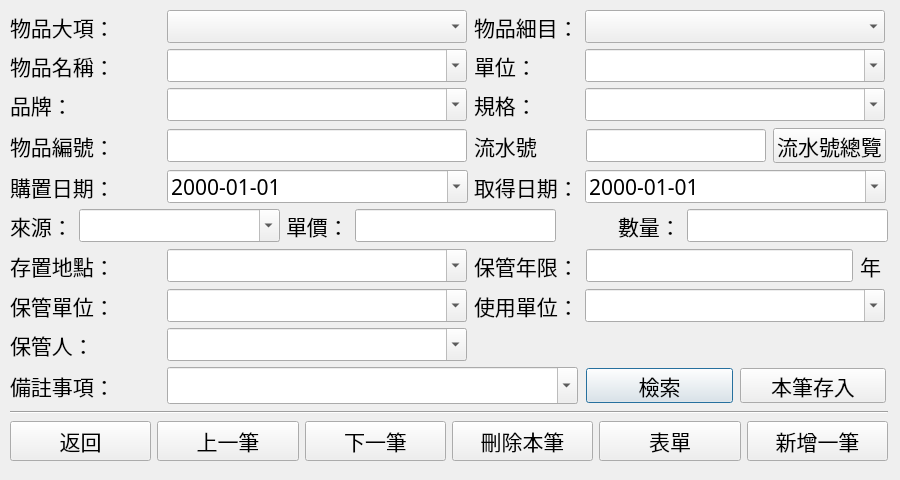
First picture: the form in myqtpy/register.ui, repository alchenerd/hvhnonc, before the edit.
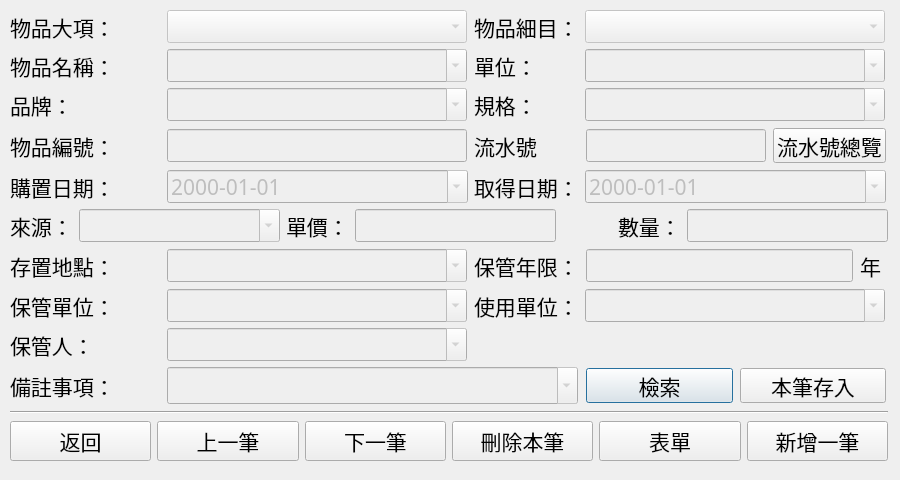
Second picture: the form after the edit.

Commit message: Connect some functions in Register Dialog

Patch:
```diff
--- a/myqtpy/register.ui
+++ b/myqtpy/register.ui
@@ -2,6 +2,9 @@
 <ui version="4.0">
  <class>Dialog</class>
  <widget class="QDialog" name="Dialog">
+  <property name="windowModality">
+   <enum>Qt::ApplicationModal</enum>
+  </property>
   <property name="geometry">
    <rect>
     <x>0</x>
@@ -33,6 +36,9 @@
      <layout class="QHBoxLayout" name="horizontalLayout_5">
       <item>
        <widget class="QLineEdit" name="keepYear">
+        <property name="enabled">
+         <bool>false</bool>
+        </property>
         <property name="minimumSize">
          <size>
           <width>267</width>
@@ -160,6 +166,9 @@
      <layout class="QHBoxLayout" name="horizontalLayout_8">
       <item>
        <widget class="QLineEdit" name="serial">
+        <property name="enabled">
+         <bool>false</bool>
+        </property>
         <property name="minimumSize">
          <size>
           <width>180</width>
@@ -238,6 +247,9 @@
     </item>
     <item row="1" column="2" colspan="3">
      <widget class="QComboBox" name="name">
+      <property name="enabled">
+       <bool>false</bool>
+      </property>
       <property name="minimumSize">
        <size>
         <width>300</width>
@@ -257,6 +269,9 @@
     </item>
     <item row="1" column="6" colspan="3">
      <widget class="QComboBox" name="unit">
+      <property name="enabled">
+       <bool>false</bool>
+      </property>
       <property name="minimumSize">
        <size>
         <width>300</width>
@@ -276,6 +291,9 @@
     </item>
     <item row="0" column="2" colspan="3">
      <widget class="QComboBox" name="category">
+      <property name="enabled">
+       <bool>false</bool>
+      </property>
       <property name="minimumSize">
        <size>
         <width>300</width>
@@ -295,6 +313,9 @@
     </item>
     <item row="0" column="6" colspan="3">
      <widget class="QComboBox" name="subcategory">
+      <property name="enabled">
+       <bool>false</bool>
+      </property>
       <property name="minimumSize">
        <size>
         <width>300</width>
@@ -349,6 +370,9 @@
     </item>
     <item row="2" column="2" colspan="3">
      <widget class="QComboBox" name="brand">
+      <property name="enabled">
+       <bool>false</bool>
+      </property>
       <property name="minimumSize">
        <size>
         <width>300</width>
@@ -406,6 +430,9 @@
     </item>
     <item row="2" column="6" colspan="3">
      <widget class="QComboBox" name="spec">
+      <property name="enabled">
+       <bool>false</bool>
+      </property>
       <property name="minimumSize">
        <size>
         <width>300</width>
@@ -425,6 +452,9 @@
     </item>
     <item row="3" column="2" colspan="3">
      <widget class="QLineEdit" name="objectID">
+      <property name="enabled">
+       <bool>false</bool>
+      </property>
       <property name="minimumSize">
        <size>
         <width>300</width>
@@ -501,6 +531,9 @@
     </item>
     <item row="4" column="6" colspan="3">
      <widget class="QDateEdit" name="acquireDate">
+      <property name="enabled">
+       <bool>false</bool>
+      </property>
       <property name="minimumSize">
        <size>
         <width>301</width>
@@ -561,6 +594,9 @@
     </item>
     <item row="5" column="1" colspan="2">
      <widget class="QComboBox" name="source">
+      <property name="enabled">
+       <bool>false</bool>
+      </property>
       <property name="minimumSize">
        <size>
         <width>201</width>
@@ -599,6 +635,9 @@
     </item>
     <item row="4" column="2" colspan="3">
      <widget class="QDateEdit" name="purchaseDate">
+      <property name="enabled">
+       <bool>false</bool>
+      </property>
       <property name="minimumSize">
        <size>
         <width>301</width>
@@ -621,6 +660,9 @@
     </item>
     <item row="5" column="4" colspan="3">
      <widget class="QLineEdit" name="price">
+      <property name="enabled">
+       <bool>false</bool>
+      </property>
       <property name="minimumSize">
        <size>
         <width>201</width>
@@ -694,6 +736,9 @@
     </item>
     <item row="5" column="8">
      <widget class="QLineEdit" name="amount">
+      <property name="enabled">
+       <bool>false</bool>
+      </property>
       <property name="minimumSize">
        <size>
         <width>201</width>
@@ -748,6 +793,9 @@
     </item>
     <item row="7" column="6" colspan="3">
      <widget class="QComboBox" name="useDepartment">
+      <property name="enabled">
+       <bool>false</bool>
+      </property>
       <property name="minimumSize">
        <size>
         <width>300</width>
@@ -786,6 +834,9 @@
     </item>
     <item row="7" column="2" colspan="3">
      <widget class="QComboBox" name="keepDepartment">
+      <property name="enabled">
+       <bool>false</bool>
+      </property>
       <property name="minimumSize">
        <size>
         <width>300</width>
@@ -805,6 +856,9 @@
     </item>
     <item row="9" column="2" colspan="4">
      <widget class="QComboBox" name="remark">
+      <property name="enabled">
+       <bool>false</bool>
+      </property>
       <property name="sizePolicy">
        <sizepolicy hsizetype="Preferred" vsizetype="Preferred">
         <horstretch>0</horstretch>
@@ -843,6 +897,9 @@
     </item>
     <item row="6" column="2" colspan="3">
      <widget class="QComboBox" name="place">
+      <property name="enabled">
+       <bool>false</bool>
+      </property>
       <property name="minimumSize">
        <size>
         <width>300</width>
@@ -862,6 +919,9 @@
     </item>
     <item row="8" column="2" colspan="3">
      <widget class="QComboBox" name="keeper">
+      <property name="enabled">
+       <bool>false</bool>
+      </property>
       <property name="minimumSize">
        <size>
         <width>300</width>
```
The commit also changes 5 other files.
